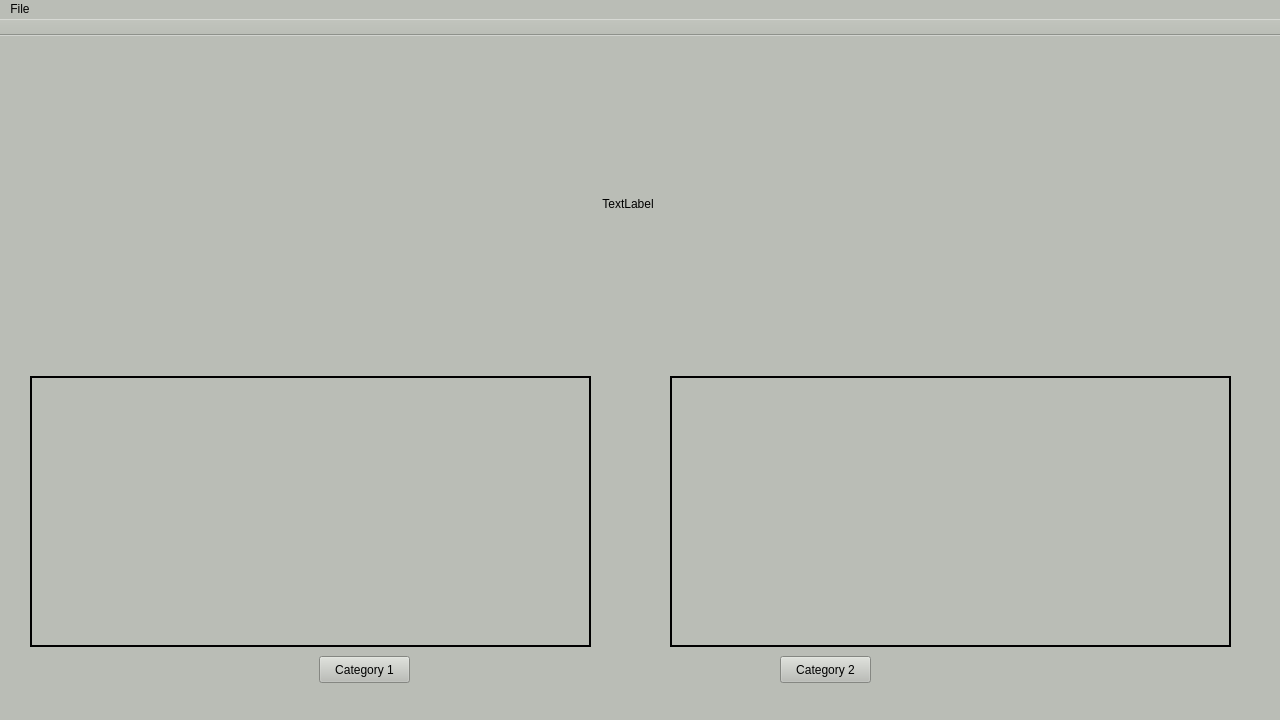
Before: the Qt Designer form gui/masterGUI/mainwindow.ui in rspiegl/icare-dataset, drawn with Qt 5.
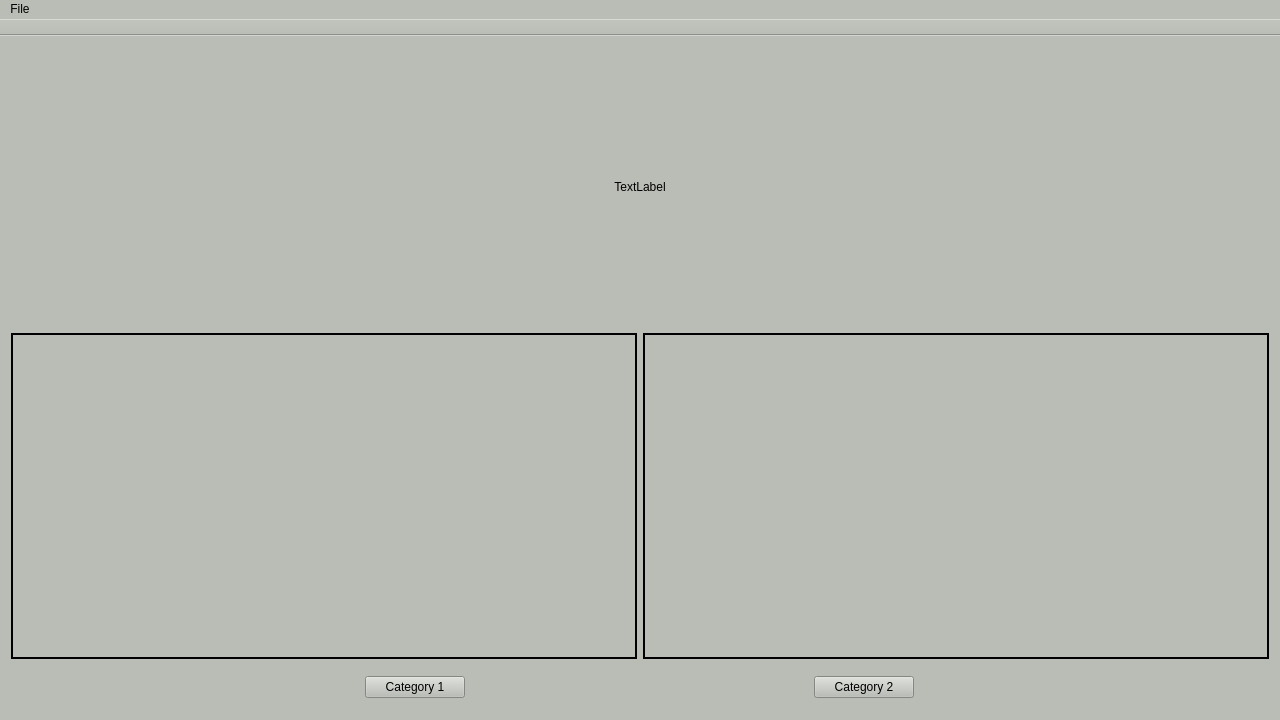
After: the same form once the commit is applied.

Commit message: add layout to mainwindow for stretching

```diff
--- a/gui/masterGUI/mainwindow.ui
+++ b/gui/masterGUI/mainwindow.ui
@@ -23,25 +23,25 @@
    <string notr="true">background-color: rgb(186, 189, 182);</string>
   </property>
   <widget class="QWidget" name="centralWidget">
+   <layout class="QGridLayout" name="gridLayout">
+    <item row="0" column="0" colspan="2">
    <widget class="QWidget" name="widgetPics" native="true">
-    <property name="geometry">
-     <rect>
-      <x>30</x>
-      <y>10</y>
-      <width>1201</width>
-      <height>331</height>
-     </rect>
-    </property>
+      <property name="minimumSize">
+       <size>
+        <width>0</width>
+        <height>280</height>
+       </size>
+      </property>
+      <layout class="QHBoxLayout" name="horizontalLayout_2">
+       <item>
     <widget class="QLabel" name="picShow">
-     <property name="geometry">
-      <rect>
-       <x>470</x>
-       <y>30</y>
+         <property name="minimumSize">
+          <size>
        <width>256</width>
        <height>256</height>
-      </rect>
-     </property>
-     <property name="minimumSize">
+          </size>
+         </property>
+         <property name="maximumSize">
       <size>
        <width>256</width>
        <height>256</height>
@@ -63,52 +63,12 @@
       <set>Qt::AlignCenter</set>
      </property>
     </widget>
-   </widget>
-   <widget class="QWidget" name="widgetButtons" native="true">
-    <property name="geometry">
-     <rect>
-      <x>30</x>
-      <y>610</y>
-      <width>1201</width>
-      <height>41</height>
-     </rect>
-    </property>
-    <widget class="QPushButton" name="pushButtonCat1">
-     <property name="geometry">
-      <rect>
-       <x>289</x>
-       <y>10</y>
-       <width>91</width>
-       <height>27</height>
-      </rect>
-     </property>
-     <property name="text">
-      <string>Category 1</string>
-     </property>
-    </widget>
-    <widget class="QPushButton" name="pushButtonCat2">
-     <property name="geometry">
-      <rect>
-       <x>750</x>
-       <y>10</y>
-       <width>91</width>
-       <height>27</height>
-      </rect>
-     </property>
-     <property name="text">
-      <string>Category 2</string>
-     </property>
-    </widget>
-   </widget>
+       </item>
+      </layout>
+     </widget>
+    </item>
+    <item row="1" column="0">
    <widget class="QListWidget" name="listWidgetCat1">
-    <property name="geometry">
-     <rect>
-      <x>30</x>
-      <y>340</y>
-      <width>561</width>
-      <height>271</height>
-     </rect>
-    </property>
     <property name="styleSheet">
      <string notr="true">gridline-color: rgb(0, 0, 0);
 background-color: rgb(186, 189, 182);</string>
@@ -135,15 +95,9 @@
      <enum>QListView::IconMode</enum>
     </property>
    </widget>
+    </item>
+    <item row="1" column="1">
    <widget class="QListWidget" name="listWidgetCat2">
-    <property name="geometry">
-     <rect>
-      <x>670</x>
-      <y>340</y>
-      <width>561</width>
-      <height>271</height>
-     </rect>
-    </property>
     <property name="styleSheet">
      <string notr="true">background-color: rgb(186, 189, 182);
 gridline-color: rgb(0, 0, 0);</string>
@@ -176,6 +130,46 @@
      <enum>QListView::IconMode</enum>
     </property>
    </widget>
+    </item>
+    <item row="2" column="0" colspan="2">
+     <widget class="QWidget" name="widgetButtons" native="true">
+      <property name="minimumSize">
+       <size>
+        <width>0</width>
+        <height>20</height>
+       </size>
+      </property>
+      <layout class="QHBoxLayout" name="horizontalLayout">
+       <item>
+        <widget class="QPushButton" name="pushButtonCat1">
+         <property name="maximumSize">
+          <size>
+           <width>100</width>
+           <height>16777215</height>
+          </size>
+         </property>
+         <property name="text">
+          <string>Category 1</string>
+         </property>
+        </widget>
+       </item>
+       <item>
+        <widget class="QPushButton" name="pushButtonCat2">
+         <property name="maximumSize">
+          <size>
+           <width>100</width>
+           <height>16777215</height>
+          </size>
+         </property>
+         <property name="text">
+          <string>Category 2</string>
+         </property>
+        </widget>
+       </item>
+      </layout>
+     </widget>
+    </item>
+   </layout>
   </widget>
   <widget class="QMenuBar" name="menuBar">
    <property name="geometry">
@@ -210,7 +204,6 @@
     <bool>false</bool>
    </attribute>
   </widget>
-  <widget class="QStatusBar" name="statusBar"/>
   <action name="actionSelectDirectory">
    <property name="text">
     <string>Select Directory</string>
```
Left out of the diff: 64 changed lines with no effect on the pictures. Lines whose indentation alone changed are shown as unchanged. The commit also changes 2 other files.
